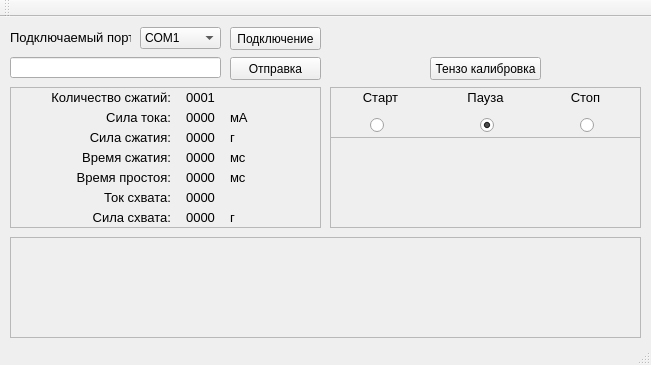
The window that mainwindow.ui (Evrei-XD/Service_utility) describes before a commit, drawn with Qt 5.
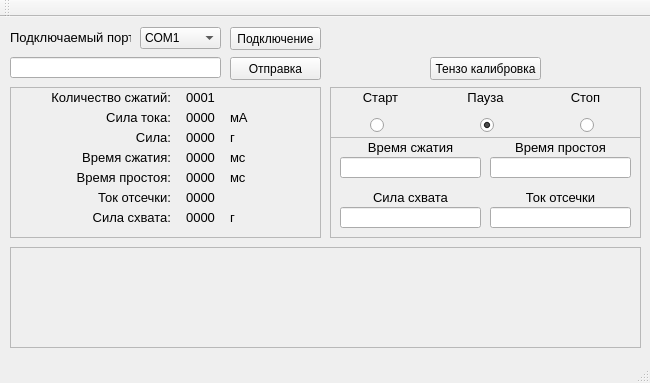
The same window after the commit.

```diff
--- a/mainwindow.ui
+++ b/mainwindow.ui
@@ -6,8 +6,8 @@
    <rect>
     <x>0</x>
     <y>0</y>
-    <width>651</width>
-    <height>365</height>
+    <width>650</width>
+    <height>383</height>
    </rect>
   </property>
   <property name="windowTitle">
@@ -41,7 +41,7 @@
     <property name="geometry">
      <rect>
       <x>10</x>
-      <y>220</y>
+      <y>230</y>
       <width>631</width>
       <height>101</height>
      </rect>
@@ -238,7 +238,7 @@
       <x>10</x>
       <y>70</y>
       <width>311</width>
-      <height>141</height>
+      <height>151</height>
      </rect>
     </property>
     <property name="frameShape">
@@ -319,7 +319,7 @@
       <enum>Qt::LeftToRight</enum>
      </property>
      <property name="text">
-      <string>Сила сжатия:</string>
+      <string>Сила:</string>
      </property>
      <property name="alignment">
       <set>Qt::AlignRight|Qt::AlignTrailing|Qt::AlignVCenter</set>
@@ -904,7 +904,7 @@
       <enum>Qt::LeftToRight</enum>
      </property>
      <property name="text">
-      <string>Ток схвата:</string>
+      <string>Ток отсечки:</string>
      </property>
      <property name="alignment">
       <set>Qt::AlignRight|Qt::AlignTrailing|Qt::AlignVCenter</set>
@@ -995,7 +995,7 @@
       <x>330</x>
       <y>70</y>
       <width>311</width>
-      <height>141</height>
+      <height>151</height>
      </rect>
     </property>
     <property name="frameShape">
@@ -1197,6 +1197,202 @@
       </property>
      </widget>
     </widget>
+    <widget class="QLineEdit" name="send_shake_time">
+     <property name="geometry">
+      <rect>
+       <x>10</x>
+       <y>70</y>
+       <width>141</width>
+       <height>21</height>
+      </rect>
+     </property>
+    </widget>
+    <widget class="QLineEdit" name="send_cool_time">
+     <property name="geometry">
+      <rect>
+       <x>160</x>
+       <y>70</y>
+       <width>141</width>
+       <height>21</height>
+      </rect>
+     </property>
+    </widget>
+    <widget class="QLineEdit" name="send_stop_current">
+     <property name="geometry">
+      <rect>
+       <x>160</x>
+       <y>120</y>
+       <width>141</width>
+       <height>21</height>
+      </rect>
+     </property>
+    </widget>
+    <widget class="QLineEdit" name="send_stop_strength">
+     <property name="geometry">
+      <rect>
+       <x>10</x>
+       <y>120</y>
+       <width>141</width>
+       <height>21</height>
+      </rect>
+     </property>
+    </widget>
+    <widget class="QLabel" name="info_start_2">
+     <property name="enabled">
+      <bool>true</bool>
+     </property>
+     <property name="geometry">
+      <rect>
+       <x>10</x>
+       <y>50</y>
+       <width>141</width>
+       <height>21</height>
+      </rect>
+     </property>
+     <property name="sizePolicy">
+      <sizepolicy hsizetype="Fixed" vsizetype="Fixed">
+       <horstretch>0</horstretch>
+       <verstretch>0</verstretch>
+      </sizepolicy>
+     </property>
+     <property name="font">
+      <font>
+       <family>Segoe UI Symbol</family>
+       <pointsize>10</pointsize>
+       <weight>50</weight>
+       <bold>false</bold>
+      </font>
+     </property>
+     <property name="contextMenuPolicy">
+      <enum>Qt::NoContextMenu</enum>
+     </property>
+     <property name="layoutDirection">
+      <enum>Qt::LeftToRight</enum>
+     </property>
+     <property name="text">
+      <string>Время сжатия</string>
+     </property>
+     <property name="alignment">
+      <set>Qt::AlignCenter</set>
+     </property>
+    </widget>
+    <widget class="QLabel" name="info_start_3">
+     <property name="enabled">
+      <bool>true</bool>
+     </property>
+     <property name="geometry">
+      <rect>
+       <x>160</x>
+       <y>50</y>
+       <width>141</width>
+       <height>21</height>
+      </rect>
+     </property>
+     <property name="sizePolicy">
+      <sizepolicy hsizetype="Fixed" vsizetype="Fixed">
+       <horstretch>0</horstretch>
+       <verstretch>0</verstretch>
+      </sizepolicy>
+     </property>
+     <property name="font">
+      <font>
+       <family>Segoe UI Symbol</family>
+       <pointsize>10</pointsize>
+       <weight>50</weight>
+       <bold>false</bold>
+      </font>
+     </property>
+     <property name="contextMenuPolicy">
+      <enum>Qt::NoContextMenu</enum>
+     </property>
+     <property name="layoutDirection">
+      <enum>Qt::LeftToRight</enum>
+     </property>
+     <property name="text">
+      <string>Время простоя</string>
+     </property>
+     <property name="alignment">
+      <set>Qt::AlignCenter</set>
+     </property>
+    </widget>
+    <widget class="QLabel" name="info_start_4">
+     <property name="enabled">
+      <bool>true</bool>
+     </property>
+     <property name="geometry">
+      <rect>
+       <x>10</x>
+       <y>100</y>
+       <width>141</width>
+       <height>21</height>
+      </rect>
+     </property>
+     <property name="sizePolicy">
+      <sizepolicy hsizetype="Fixed" vsizetype="Fixed">
+       <horstretch>0</horstretch>
+       <verstretch>0</verstretch>
+      </sizepolicy>
+     </property>
+     <property name="font">
+      <font>
+       <family>Segoe UI Symbol</family>
+       <pointsize>10</pointsize>
+       <weight>50</weight>
+       <bold>false</bold>
+      </font>
+     </property>
+     <property name="contextMenuPolicy">
+      <enum>Qt::NoContextMenu</enum>
+     </property>
+     <property name="layoutDirection">
+      <enum>Qt::LeftToRight</enum>
+     </property>
+     <property name="text">
+      <string>Сила схвата</string>
+     </property>
+     <property name="alignment">
+      <set>Qt::AlignCenter</set>
+     </property>
+    </widget>
+    <widget class="QLabel" name="info_start_5">
+     <property name="enabled">
+      <bool>true</bool>
+     </property>
+     <property name="geometry">
+      <rect>
+       <x>160</x>
+       <y>100</y>
+       <width>141</width>
+       <height>21</height>
+      </rect>
+     </property>
+     <property name="sizePolicy">
+      <sizepolicy hsizetype="Fixed" vsizetype="Fixed">
+       <horstretch>0</horstretch>
+       <verstretch>0</verstretch>
+      </sizepolicy>
+     </property>
+     <property name="font">
+      <font>
+       <family>Segoe UI Symbol</family>
+       <pointsize>10</pointsize>
+       <weight>50</weight>
+       <bold>false</bold>
+      </font>
+     </property>
+     <property name="contextMenuPolicy">
+      <enum>Qt::NoContextMenu</enum>
+     </property>
+     <property name="layoutDirection">
+      <enum>Qt::LeftToRight</enum>
+     </property>
+     <property name="text">
+      <string>Ток отсечки</string>
+     </property>
+     <property name="alignment">
+      <set>Qt::AlignCenter</set>
+     </property>
+    </widget>
    </widget>
    <widget class="QPushButton" name="tenso_calib">
     <property name="geometry">
@@ -1211,7 +1407,7 @@
      <string>Тензо калибровка</string>
     </property>
    </widget>
-   <widget class="QWidget" name="">
+   <widget class="QWidget" name="layoutWidget">
     <property name="geometry">
      <rect>
       <x>0</x>
```
Left out of the diff: 2 changed lines with no effect on the pictures.
